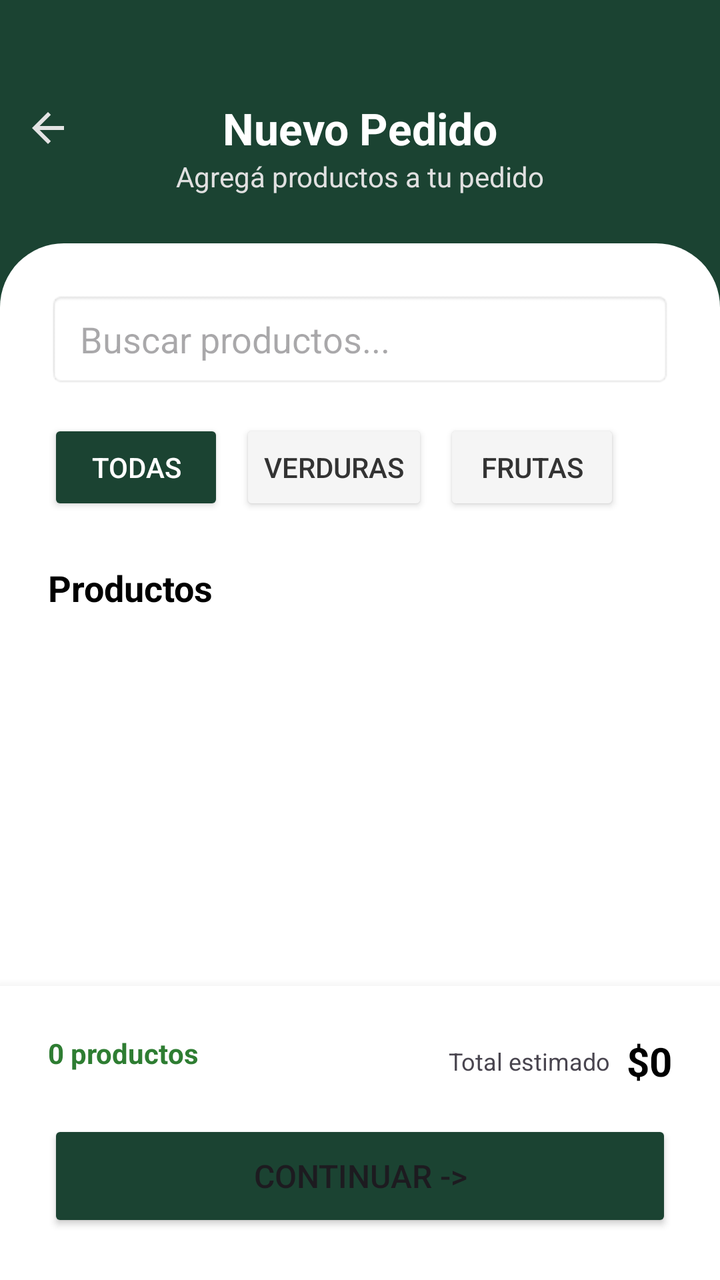
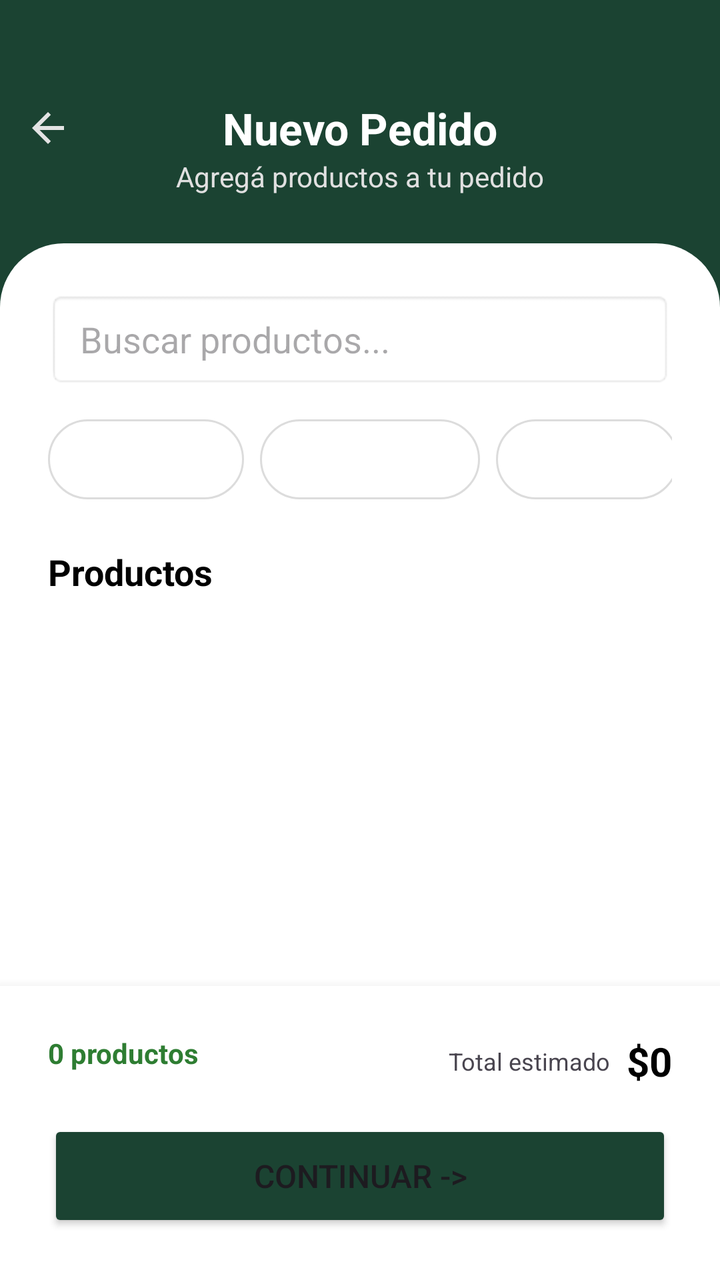

Two renders of the same Android screen: before a commit and after it. Below are the layout's source before the change and the commit's diff.
<!-- AndroidManifest.xml: application theme Theme.GestionSalvador -->
<!-- res/layout/activity_crear_pedido.xml -->
<?xml version="1.0" encoding="utf-8"?>
<androidx.constraintlayout.widget.ConstraintLayout xmlns:android="http://schemas.android.com/apk/res/android"
    xmlns:app="http://schemas.android.com/apk/res-auto"
    xmlns:tools="http://schemas.android.com/tools"
    android:layout_width="match_parent"
    android:layout_height="match_parent"
    android:background="#1B4332">

    
    <ImageView
        android:id="@+id/btn_volver"
        android:layout_width="48dp"
        android:layout_height="48dp"
        android:layout_marginTop="40dp"
        android:padding="12dp"
        android:src="@drawable/ic_arrow_back"
        android:clickable="true"
        android:focusable="true"
        app:layout_constraintStart_toStartOf="parent"
        app:layout_constraintTop_toTopOf="parent" />

    <TextView
        android:id="@+id/tv_titulo"
        android:layout_width="wrap_content"
        android:layout_height="wrap_content"
        android:text="Nuevo Pedido"
        android:textColor="#FFFFFF"
        android:textSize="22sp"
        android:textStyle="bold"
        app:layout_constraintBottom_toBottomOf="@+id/btn_volver"
        app:layout_constraintEnd_toEndOf="parent"
        app:layout_constraintStart_toStartOf="parent"
        app:layout_constraintTop_toTopOf="@+id/btn_volver" />

    <TextView
        android:id="@+id/tv_subtitulo"
        android:layout_width="wrap_content"
        android:layout_height="wrap_content"
        android:text="Agregá productos a tu pedido"
        android:textColor="#E0E0E0"
        android:textSize="14sp"
        app:layout_constraintEnd_toEndOf="parent"
        app:layout_constraintStart_toStartOf="parent"
        app:layout_constraintTop_toBottomOf="@+id/tv_titulo" />

    
    <androidx.constraintlayout.widget.ConstraintLayout
        android:layout_width="match_parent"
        android:layout_height="0dp"
        android:layout_marginTop="24dp"
        android:background="@drawable/bg_curvas_blancas"
        android:paddingTop="24dp"
        app:layout_constraintBottom_toTopOf="@+id/layout_resumen"
        app:layout_constraintTop_toBottomOf="@+id/tv_subtitulo">

        
        <EditText
            android:id="@+id/et_buscar"
            android:layout_width="0dp"
            android:layout_height="48dp"
            android:layout_marginHorizontal="24dp"
            android:background="@android:drawable/editbox_background"
            android:hint="Buscar productos..."
            android:paddingHorizontal="16dp"
            app:layout_constraintEnd_toEndOf="parent"
            app:layout_constraintStart_toStartOf="parent"
            app:layout_constraintTop_toTopOf="parent" />

        
        <HorizontalScrollView
            android:id="@+id/scroll_filtros"
            android:layout_width="match_parent"
            android:layout_height="wrap_content"
            android:layout_marginTop="16dp"
            android:paddingHorizontal="24dp"
            android:scrollbars="none"
            app:layout_constraintTop_toBottomOf="@+id/et_buscar">

            <LinearLayout
                android:layout_width="wrap_content"
                android:layout_height="wrap_content"
                android:orientation="horizontal">

                <Button
                    android:id="@+id/btnTodas"
                    android:layout_width="wrap_content"
                    android:layout_height="wrap_content"
                    android:backgroundTint="#1B4332"
                    android:text="Todas"
                    android:textColor="#FFFFFF" />

                <Button
                    android:id="@+id/btnVerduras"
                    android:layout_width="wrap_content"
                    android:layout_height="wrap_content"
                    android:layout_marginStart="8dp"
                    android:backgroundTint="#F5F5F5"
                    android:text="Verduras"
                    android:textColor="#333333" />

                <Button
                    android:id="@+id/btnFrutas"
                    android:layout_width="wrap_content"
                    android:layout_height="wrap_content"
                    android:layout_marginStart="8dp"
                    android:backgroundTint="#F5F5F5"
                    android:text="Frutas"
                    android:textColor="#333333" />
            </LinearLayout>
        </HorizontalScrollView>

        <TextView
            android:id="@+id/tv_label_productos"
            android:layout_width="wrap_content"
            android:layout_height="wrap_content"
            android:layout_marginStart="24dp"
            android:layout_marginTop="24dp"
            android:text="Productos"
            android:textColor="#000000"
            android:textSize="18sp"
            android:textStyle="bold"
            app:layout_constraintStart_toStartOf="parent"
            app:layout_constraintTop_toBottomOf="@+id/scroll_filtros" />

        
        <androidx.recyclerview.widget.RecyclerView
            android:id="@+id/rv_catalogo_productos"
            android:layout_width="match_parent"
            android:layout_height="0dp"
            android:layout_marginTop="8dp"
            android:clipToPadding="false"
            android:paddingBottom="20dp"
            app:layout_constraintBottom_toBottomOf="parent"
            app:layout_constraintTop_toBottomOf="@+id/tv_label_productos"
            tools:listitem="@layout/item_catalogo" />

    </androidx.constraintlayout.widget.ConstraintLayout>

    
    <androidx.constraintlayout.widget.ConstraintLayout
        android:id="@+id/layout_resumen"
        android:layout_width="match_parent"
        android:layout_height="wrap_content"
        android:background="#FFFFFF"
        android:elevation="8dp"
        android:padding="24dp"
        app:layout_constraintBottom_toBottomOf="parent">

        <TextView
            android:id="@+id/tv_cant_productos"
            android:layout_width="wrap_content"
            android:layout_height="wrap_content"
            android:text="0 productos"
            android:textColor="#2E7D32"
            android:textStyle="bold"
            app:layout_constraintStart_toStartOf="parent"
            app:layout_constraintTop_toTopOf="parent" />

        <TextView
            android:id="@+id/tv_total_estimado"
            android:layout_width="wrap_content"
            android:layout_height="wrap_content"
            android:layout_marginEnd="8dp"
            android:text="Total estimado"
            android:textSize="12sp"
            app:layout_constraintBottom_toBottomOf="@+id/tv_precio_total"
            app:layout_constraintEnd_toStartOf="@+id/tv_precio_total"
            app:layout_constraintTop_toTopOf="@+id/tv_precio_total" />

        <TextView
            android:id="@+id/tv_precio_total"
            android:layout_width="wrap_content"
            android:layout_height="wrap_content"
            android:text="$0"
            android:textColor="#000000"
            android:textSize="20sp"
            android:textStyle="bold"
            app:layout_constraintEnd_toEndOf="parent"
            app:layout_constraintTop_toTopOf="parent" />

        <Button
            android:id="@+id/btn_continuar"
            android:layout_width="match_parent"
            android:layout_height="56dp"
            android:layout_marginTop="16dp"
            android:backgroundTint="#1B4332"
            android:text="Continuar ->"
            android:textSize="16sp"
            app:layout_constraintTop_toBottomOf="@+id/tv_precio_total" />

    </androidx.constraintlayout.widget.ConstraintLayout>

</androidx.constraintlayout.widget.ConstraintLayout>
<!-- res/layout/item_catalogo.xml (included above) -->
<?xml version="1.0" encoding="utf-8"?>
<androidx.constraintlayout.widget.ConstraintLayout
    xmlns:android="http://schemas.android.com/apk/res/android"
    xmlns:app="http://schemas.android.com/apk/res-auto"
    android:layout_width="match_parent"
    android:layout_height="wrap_content"
    android:paddingHorizontal="24dp"
    android:paddingVertical="12dp">

    
    <View
        android:id="@+id/img_producto_placeholder"
        android:layout_width="50dp"
        android:layout_height="50dp"
        android:background="#E0E0E0"
        app:layout_constraintBottom_toBottomOf="parent"
        app:layout_constraintStart_toStartOf="parent"
        app:layout_constraintTop_toTopOf="parent" />

    <TextView
        android:id="@+id/tv_nombre_producto"
        android:layout_width="0dp"
        android:layout_height="wrap_content"
        android:layout_marginStart="16dp"
        android:text="Nombre Producto"
        android:textColor="#000000"
        android:textSize="16sp"
        android:textStyle="bold"
        app:layout_constraintEnd_toStartOf="@+id/layout_cantidad"
        app:layout_constraintStart_toEndOf="@+id/img_producto_placeholder"
        app:layout_constraintTop_toTopOf="@+id/img_producto_placeholder" />

    <TextView
        android:id="@+id/tv_precio_producto"
        android:layout_width="0dp"
        android:layout_height="wrap_content"
        android:layout_marginStart="16dp"
        android:text="$0.00 / kg"
        android:textColor="#666666"
        android:textSize="14sp"
        app:layout_constraintBottom_toBottomOf="@+id/img_producto_placeholder"
        app:layout_constraintEnd_toStartOf="@+id/layout_cantidad"
        app:layout_constraintStart_toEndOf="@+id/img_producto_placeholder"
        app:layout_constraintTop_toBottomOf="@+id/tv_nombre_producto" />

    
    <LinearLayout
        android:id="@+id/layout_cantidad"
        android:layout_width="wrap_content"
        android:layout_height="wrap_content"
        android:background="@drawable/bg_curvas_blancas"
        android:elevation="2dp"
        android:gravity="center_vertical"
        android:orientation="horizontal"
        app:layout_constraintBottom_toBottomOf="parent"
        app:layout_constraintEnd_toEndOf="parent"
        app:layout_constraintTop_toTopOf="parent">

        <TextView
            android:id="@+id/btn_restar"
            android:layout_width="32dp"
            android:layout_height="32dp"
            android:gravity="center"
            android:text="-"
            android:textColor="#2E7D32"
            android:textSize="20sp"
            android:textStyle="bold" />

        <TextView
            android:id="@+id/tv_cantidad"
            android:layout_width="wrap_content"
            android:layout_height="wrap_content"
            android:minWidth="30dp"
            android:gravity="center"
            android:text="0"
            android:textColor="#000000"
            android:textSize="16sp" />

        <TextView
            android:id="@+id/btn_sumar"
            android:layout_width="32dp"
            android:layout_height="32dp"
            android:gravity="center"
            android:text="+"
            android:textColor="#2E7D32"
            android:textSize="20sp"
            android:textStyle="bold" />
    </LinearLayout>

</androidx.constraintlayout.widget.ConstraintLayout>
<!-- resources referenced by this layout -->
<resources>
  <!-- drawable bg_curvas_blancas (drawable) -->
  <?xml version="1.0" encoding="utf-8"?>
  <shape xmlns:android="http://schemas.android.com/apk/res/android">
      <solid android:color="#FFFFFF"/>
      <corners
          android:topLeftRadius="32dp"
          android:topRightRadius="32dp"/>
  </shape>
  <!-- drawable ic_arrow_back (drawable) -->
  <vector xmlns:android="http://schemas.android.com/apk/res/android"
      android:width="24dp"
      android:height="24dp"
      android:viewportWidth="960"
      android:viewportHeight="960">
    <path
        android:pathData="m313,520 l224,224 -57,56 -320,-320 320,-320 57,56 -224,224h487v80L313,520Z"
        android:fillColor="#e3e3e3"/>
  </vector>
  <style name="Theme.GestionSalvador" parent="Base.Theme.GestionSalvador" />
  <style name="Base.Theme.GestionSalvador" parent="Theme.Material3.DayNight.NoActionBar">
          
          <item name="colorPrimary">#2D6A4F</item>
          <item name="colorPrimaryVariant">#1B4332</item>
  
          
          <item name="android:navigationBarColor">#1B4332</item>
  
          
          <item name="android:windowLightNavigationBar">false</item>
      </style>
</resources>

<!-- the commit's change to res/layout/activity_crear_pedido.xml (unified diff, before → after) -->
@@ -82,30 +82,42 @@
                 android:orientation="horizontal">
 
                 <Button
-                    android:id="@+id/btnTodas"
+                    android:id="@+id/btnCombos"
                     android:layout_width="wrap_content"
-                    android:layout_height="wrap_content"
-                    android:backgroundTint="#1B4332"
-                    android:text="Todas"
-                    android:textColor="#FFFFFF" />
+                    android:layout_height="40dp"
+                    android:background="@drawable/bg_chip_filtro"
+                    android:text="Combos"
+                    android:textColor="#FFFFFF"
+                    android:stateListAnimator="@null"
+                    android:paddingHorizontal="20dp"
+                    android:insetTop="0dp"
+                    android:insetBottom="0dp"/>
 
                 <Button
                     android:id="@+id/btnVerduras"
                     android:layout_width="wrap_content"
-                    android:layout_height="wrap_content"
+                    android:layout_height="40dp"
                     android:layout_marginStart="8dp"
-                    android:backgroundTint="#F5F5F5"
+                    android:background="@drawable/bg_chip_filtro"
                     android:text="Verduras"
-                    android:textColor="#333333" />
+                    android:textColor="#FFFFFF"
+                    android:stateListAnimator="@null"
+                    android:paddingHorizontal="20dp"
+                    android:insetTop="0dp"
+                    android:insetBottom="0dp"/>
 
                 <Button
                     android:id="@+id/btnFrutas"
                     android:layout_width="wrap_content"
-                    android:layout_height="wrap_content"
+                    android:layout_height="40dp"
                     android:layout_marginStart="8dp"
-                    android:backgroundTint="#F5F5F5"
+                    android:background="@drawable/bg_chip_filtro"
                     android:text="Frutas"
-                    android:textColor="#333333" />
+                    android:textColor="#FFFFFF"
+                    android:stateListAnimator="@null"
+                    android:paddingHorizontal="20dp"
+                    android:insetTop="0dp"
+                    android:insetBottom="0dp"/>
             </LinearLayout>
         </HorizontalScrollView>
 
<!-- resource entries referenced after the edit -->
@@ -1,5 +1,25 @@
 <!-- resources referenced by this layout -->
 <resources>
+  <!-- drawable bg_chip_filtro (drawable) -->
+  <?xml version="1.0" encoding="utf-8"?>
+  <selector xmlns:android="http://schemas.android.com/apk/res/android">
+      
+      <item android:state_selected="true">
+          <shape android:shape="rectangle">
+              <solid android:color="#1B4332"/>
+              <corners android:radius="20dp"/>
+          </shape>
+      </item>
+  
+      
+      <item>
+          <shape android:shape="rectangle">
+              <solid android:color="#FFFFFF"/>
+              <stroke android:width="1dp" android:color="#DCDCDC"/>
+              <corners android:radius="20dp"/>
+          </shape>
+      </item>
+  </selector>
   <!-- drawable bg_curvas_blancas (drawable) -->
   <?xml version="1.0" encoding="utf-8"?>
   <shape xmlns:android="http://schemas.android.com/apk/res/android">
